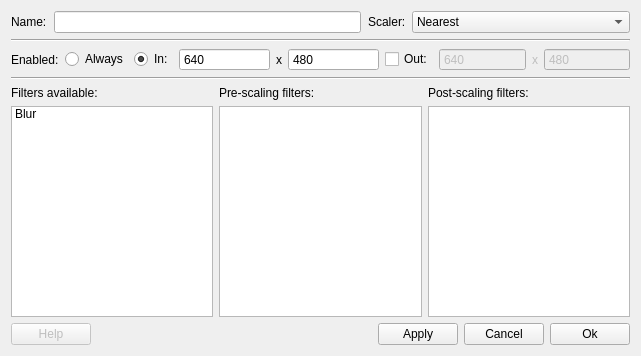
Before: the Qt Designer form src/display/qt/d_filter_set_dialog.ui in mrehkopf/vcs, drawn with Qt 5.
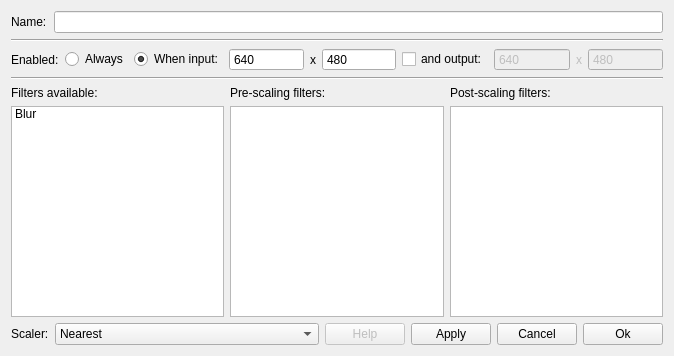
After: the same form once the commit is applied. Custom widgets are drawn as their Qt base class.

Commit message: GUI: Tweak filter set creation dialog's layout

```diff
--- a/src/display/qt/d_filter_set_dialog.ui
+++ b/src/display/qt/d_filter_set_dialog.ui
@@ -6,7 +6,7 @@
    <rect>
     <x>0</x>
     <y>0</y>
-    <width>641</width>
+    <width>674</width>
     <height>356</height>
    </rect>
   </property>
@@ -15,7 +15,7 @@
   </property>
   <layout class="QVBoxLayout" name="verticalLayout_2">
    <item>
-    <layout class="QHBoxLayout" name="horizontalLayout_7" stretch="4,3">
+    <layout class="QHBoxLayout" name="horizontalLayout_7" stretch="4">
      <property name="spacing">
       <number>7</number>
      </property>
@@ -33,45 +33,6 @@
        </item>
       </layout>
      </item>
-     <item>
-      <layout class="QHBoxLayout" name="horizontalLayout">
-       <property name="spacing">
-        <number>6</number>
-       </property>
-       <item>
-        <widget class="QLabel" name="label_2">
-         <property name="text">
-          <string>Scaler:</string>
-         </property>
-        </widget>
-       </item>
-       <item>
-        <widget class="QComboBox" name="comboBox_scaler">
-         <property name="sizePolicy">
-          <sizepolicy hsizetype="Expanding" vsizetype="Preferred">
-           <horstretch>0</horstretch>
-           <verstretch>0</verstretch>
-          </sizepolicy>
-         </property>
-         <item>
-          <property name="text">
-           <string>Nearest</string>
-          </property>
-         </item>
-         <item>
-          <property name="text">
-           <string>Linear</string>
-          </property>
-         </item>
-         <item>
-          <property name="text">
-           <string>Area</string>
-          </property>
-         </item>
-        </widget>
-       </item>
-      </layout>
-     </item>
     </layout>
    </item>
    <item>
@@ -105,7 +66,7 @@
        <item>
         <widget class="QRadioButton" name="radioButton_activeIn">
          <property name="text">
-          <string>In:</string>
+          <string>When input:</string>
          </property>
          <property name="checked">
           <bool>true</bool>
@@ -180,7 +141,7 @@
           <bool>true</bool>
          </property>
          <property name="text">
-          <string>Out:</string>
+          <string>and output:</string>
          </property>
         </widget>
        </item>
@@ -262,6 +223,9 @@
     <layout class="QHBoxLayout" name="horizontalLayout_2">
      <item>
       <layout class="QVBoxLayout" name="verticalLayout_5">
+       <property name="bottomMargin">
+        <number>0</number>
+       </property>
        <item>
         <widget class="QLabel" name="label_8">
          <property name="text">
@@ -380,6 +344,45 @@
    </item>
    <item>
     <layout class="QHBoxLayout" name="horizontalLayout_5">
+     <item>
+      <layout class="QHBoxLayout" name="horizontalLayout">
+       <property name="spacing">
+        <number>6</number>
+       </property>
+       <item>
+        <widget class="QLabel" name="label_2">
+         <property name="text">
+          <string>Scaler:</string>
+         </property>
+        </widget>
+       </item>
+       <item>
+        <widget class="QComboBox" name="comboBox_scaler">
+         <property name="sizePolicy">
+          <sizepolicy hsizetype="Expanding" vsizetype="Preferred">
+           <horstretch>0</horstretch>
+           <verstretch>0</verstretch>
+          </sizepolicy>
+         </property>
+         <item>
+          <property name="text">
+           <string>Nearest</string>
+          </property>
+         </item>
+         <item>
+          <property name="text">
+           <string>Linear</string>
+          </property>
+         </item>
+         <item>
+          <property name="text">
+           <string>Area</string>
+          </property>
+         </item>
+        </widget>
+       </item>
+      </layout>
+     </item>
      <item>
       <widget class="QPushButton" name="pushButton_help">
        <property name="enabled">
@@ -390,19 +393,6 @@
        </property>
       </widget>
      </item>
-     <item>
-      <spacer name="horizontalSpacer">
-       <property name="orientation">
-        <enum>Qt::Horizontal</enum>
-       </property>
-       <property name="sizeHint" stdset="0">
-        <size>
-         <width>40</width>
-         <height>20</height>
-        </size>
-       </property>
-      </spacer>
-     </item>
      <item>
       <widget class="QPushButton" name="pushButton_apply">
        <property name="text">
```
